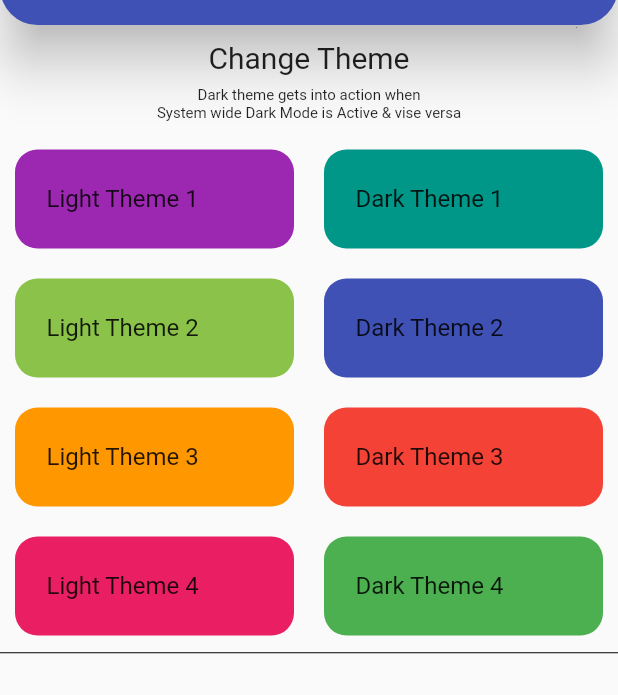
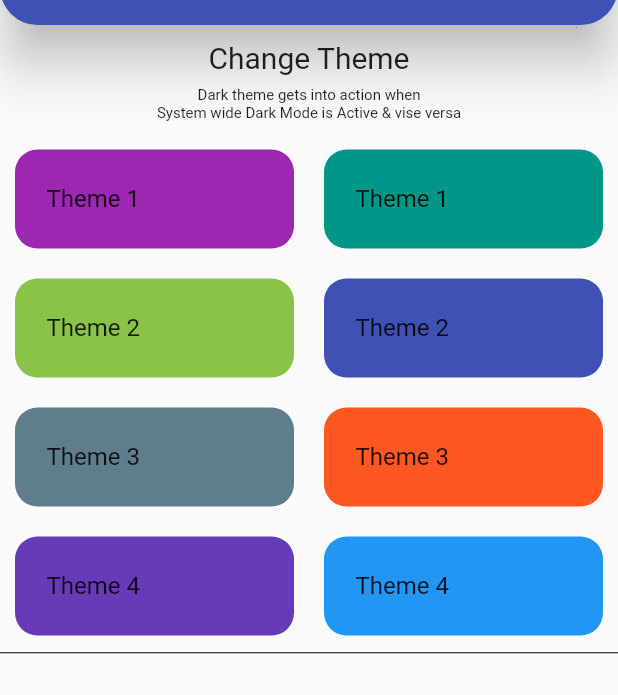
Before and after one commit to KejariwalAyush/ITER-AIO, a Flutter app: the Settings screen opened directly, on a phone screen of 412 x 824 dp, the part 59-754 px from its top. Run offline on Flutter 3.47's test engine with Material 2 defaults, Android fonts, the phone set to English and light mode, and no system bars; our stand-ins replace chewie, fluttertoast, shared_preferences, splashscreen, video_player, webview_flutter; missing offline and left inert: wiredash; accounts and stored records are empty.

Commit message:
removed share button & changed themes

```diff
--- a/iter_aio/lib/MyHomePage.dart
+++ b/iter_aio/lib/MyHomePage.dart
@@ -219,10 +219,10 @@ class _MyHomePageState extends State<MyHomePage> {
                   ),
                 ),
                 actions: <Widget>[
-                  IconButton(
-                    icon: new Icon(Icons.share),
-                    onPressed: () {},
-                  ),
+                  // IconButton(
+                  //   icon: new Icon(Icons.share),
+                  //   onPressed: () {},
+                  // ),
                   IconButton(
                     icon: new Icon(Icons.feedback),
                     onPressed: () {
@@ -435,7 +435,7 @@ class _MyHomePageState extends State<MyHomePage> {
           context: context,
           builder: (context) => new AlertDialog(
             title: new Text('Are you sure?'),
-            content: new Text('Do you want to exit an App'),
+            content: new Text('Do you want to exit the App'),
             actions: <Widget>[
               new FlatButton(
                 onPressed: () => Navigator.of(context).pop(false),
--- a/iter_aio/lib/Themes/Theme.dart
+++ b/iter_aio/lib/Themes/Theme.dart
@@ -10,6 +10,9 @@ Brightness bright = Brightness.light;
 Color colorDark1 = Colors.teal[600];
 Color themeDark1 = Colors.teal;
 
+// Color colorDark1 = Colors.redAccent; //Color(0xFFed0b0e);
+// Color themeDark1 = Colors.black; //Color(0xFF252527);
+
 Color colorLight1 = Colors.purple[100];
 Color themeLight1 = Colors.purple;
 
@@ -19,17 +22,17 @@ Color themeDark2 = Colors.indigo;
 Color colorLight2 = Colors.lightGreen[300];
 Color themeLight2 = Colors.lightGreen;
 
-Color colorDark3 = Colors.red[300];
-Color themeDark3 = Colors.red;
+Color colorDark3 = Colors.deepOrange[400];
+Color themeDark3 = Colors.deepOrange;
 
-Color colorLight3 = Colors.orange[200];
-Color themeLight3 = Colors.orange;
+Color colorLight3 = Colors.blueGrey[300];
+Color themeLight3 = Colors.blueGrey;
 
-Color colorDark4 = Colors.green[600];
-Color themeDark4 = Colors.green;
+Color colorDark4 = Colors.blue[300];
+Color themeDark4 = Colors.blue;
 
-Color colorLight4 = Colors.pink[300];
-Color themeLight4 = Colors.pink;
+Color colorLight4 = Colors.deepPurple[300];
+Color themeLight4 = Colors.deepPurple;
 
 Color colorDark = colorDark2;
 Color themeDark = themeDark2;
--- a/iter_aio/lib/components/result.dart
+++ b/iter_aio/lib/components/result.dart
@@ -15,10 +15,10 @@ class Result extends StatelessWidget {
         title: Text('ITER AIO'),
         elevation: 15,
         actions: <Widget>[
-          IconButton(
-            icon: new Icon(Icons.share),
-            onPressed: () {},
-          ),
+          // IconButton(
+          //   icon: new Icon(Icons.share),
+          //   onPressed: () {},
+          // ),
           IconButton(
             icon: new Icon(Icons.feedback),
             onPressed: () {
--- a/iter_aio/lib/components/settings.dart
+++ b/iter_aio/lib/components/settings.dart
@@ -92,7 +92,7 @@ class _SettingsState extends State<Settings> {
                         borderRadius: BorderRadius.circular(15),
                       ),
                       child: ListTile(
-                        title: Text('Light Theme 1'),
+                        title: Text('Theme 1'),
                         onTap: () {
                           setState(() {
                             isLoggedIn = true;
@@ -122,7 +122,7 @@ class _SettingsState extends State<Settings> {
                         borderRadius: BorderRadius.circular(15),
                       ),
                       child: ListTile(
-                        title: Text('Dark Theme 1'),
+                        title: Text('Theme 1'),
                         onTap: () {
                           setState(() {
                             isLoggedIn = true;
@@ -156,7 +156,7 @@ class _SettingsState extends State<Settings> {
                         borderRadius: BorderRadius.circular(15),
                       ),
                       child: ListTile(
-                        title: Text('Light Theme 2'),
+                        title: Text('Theme 2'),
                         onTap: () {
                           setState(() {
                             isLoggedIn = true;
@@ -187,7 +187,7 @@ class _SettingsState extends State<Settings> {
                         borderRadius: BorderRadius.circular(15),
                       ),
                       child: ListTile(
-                        title: Text('Dark Theme 2'),
+                        title: Text('Theme 2'),
                         onTap: () {
                           setState(() {
                             isLoggedIn = true;
@@ -222,7 +222,7 @@ class _SettingsState extends State<Settings> {
                         borderRadius: BorderRadius.circular(15),
                       ),
                       child: ListTile(
-                        title: Text('Light Theme 3'),
+                        title: Text('Theme 3'),
                         onTap: () {
                           setState(() {
                             isLoggedIn = true;
@@ -253,7 +253,7 @@ class _SettingsState extends State<Settings> {
                         borderRadius: BorderRadius.circular(15),
                       ),
                       child: ListTile(
-                        title: Text('Dark Theme 3'),
+                        title: Text('Theme 3'),
                         onTap: () {
                           setState(() {
                             isLoggedIn = true;
@@ -288,7 +288,7 @@ class _SettingsState extends State<Settings> {
                         borderRadius: BorderRadius.circular(15),
                       ),
                       child: ListTile(
-                        title: Text('Light Theme 4'),
+                        title: Text('Theme 4'),
                         onTap: () {
                           setState(() {
                             isLoggedIn = true;
@@ -319,7 +319,7 @@ class _SettingsState extends State<Settings> {
                         borderRadius: BorderRadius.circular(15),
                       ),
                       child: ListTile(
-                        title: Text('Dark Theme 4'),
+                        title: Text('Theme 4'),
                         onTap: () {
                           setState(() {
                             isLoggedIn = true;
--- a/iter_aio/lib/main.dart
+++ b/iter_aio/lib/main.dart
@@ -61,13 +61,14 @@ class _MyAppState extends State<MyApp> {
         themeMode: ThemeMode.system,
         theme: ThemeData(
             primarySwatch: themeLight,
-            visualDensity: VisualDensity.adaptivePlatformDensity,
+            // visualDensity: VisualDensity.adaptivePlatformDensity,
             brightness: Brightness.light),
         darkTheme: ThemeData(
           primarySwatch: themeDark,
-          visualDensity: VisualDensity.adaptivePlatformDensity,
+          // visualDensity: VisualDensity.adaptivePlatformDensity,
           brightness: Brightness.dark, //primaryColor: themeDark,
           appBarTheme: AppBarTheme(color: themeDark), indicatorColor: themeDark,
+          // backgroundColor: Colors.black,
           hoverColor: themeDark,
         ),
         debugShowCheckedModeBanner: false,
```
Also changed, not shown: iter_aio/pubspec.lock.
